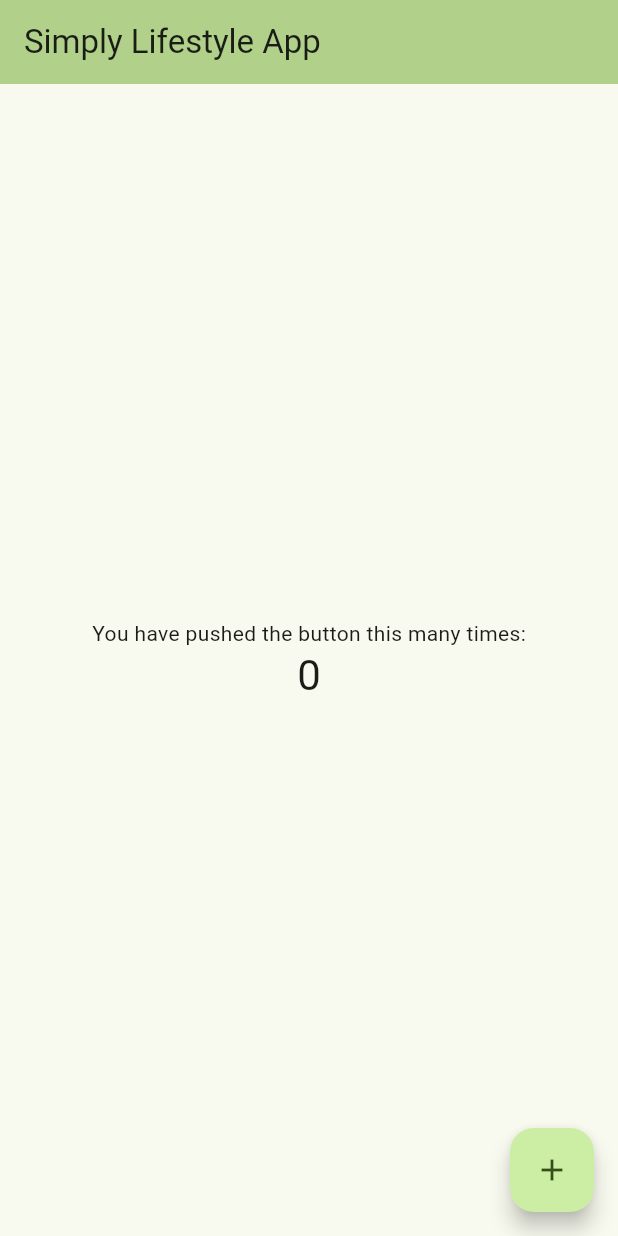
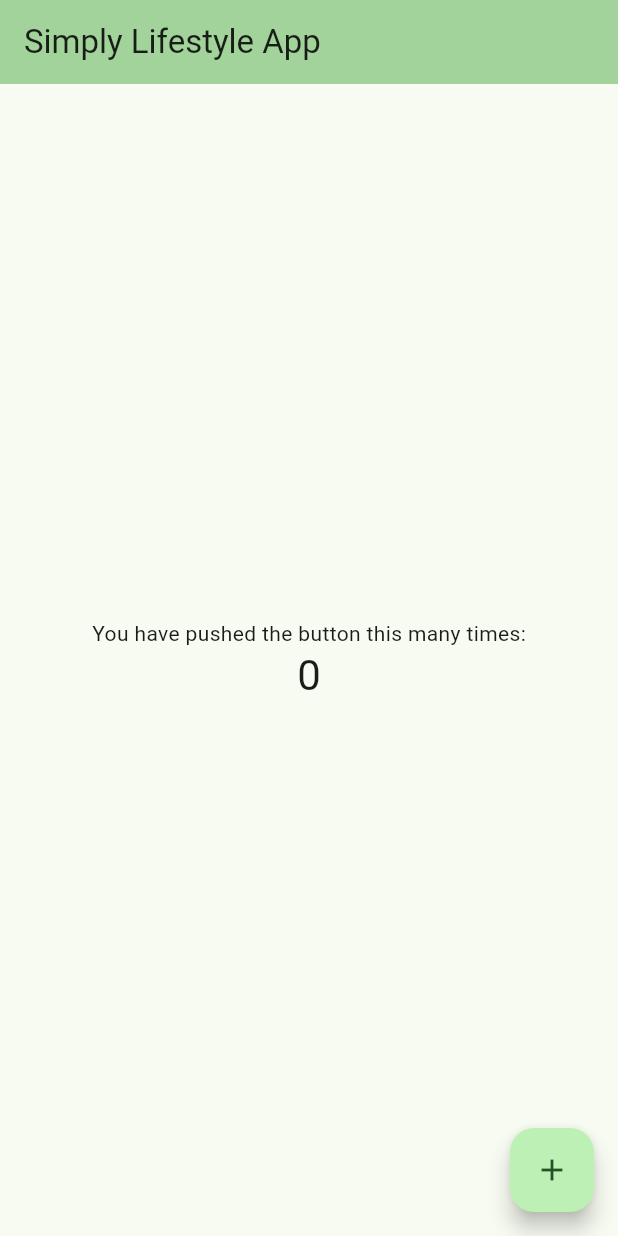
Before and after one commit to jorenvdkaxxes/flutter-workshop-2025, a Flutter app: the screen it shows after launch, on a phone screen of 412 x 824 dp. Run offline on Flutter 3.47's test engine with Material 3 defaults, Android fonts, the phone set to English and light mode, and no system bars.

Commit message:
Updated color scheme

```diff
--- a/simply_lifestyle_app/lib/main.dart
+++ b/simply_lifestyle_app/lib/main.dart
@@ -28,7 +28,7 @@ class MyApp extends StatelessWidget {
         //
         // This works for code too, not just values: Most code changes can be
         // tested with just a hot reload.
-        colorScheme: ColorScheme.fromSeed(seedColor: Colors.lightGreen),
+        colorScheme: ColorScheme.fromSeed(seedColor: Colors.green),
         useMaterial3: true,
       ),
       home: const MyHomePage(title: 'Simply Lifestyle App'),
```
